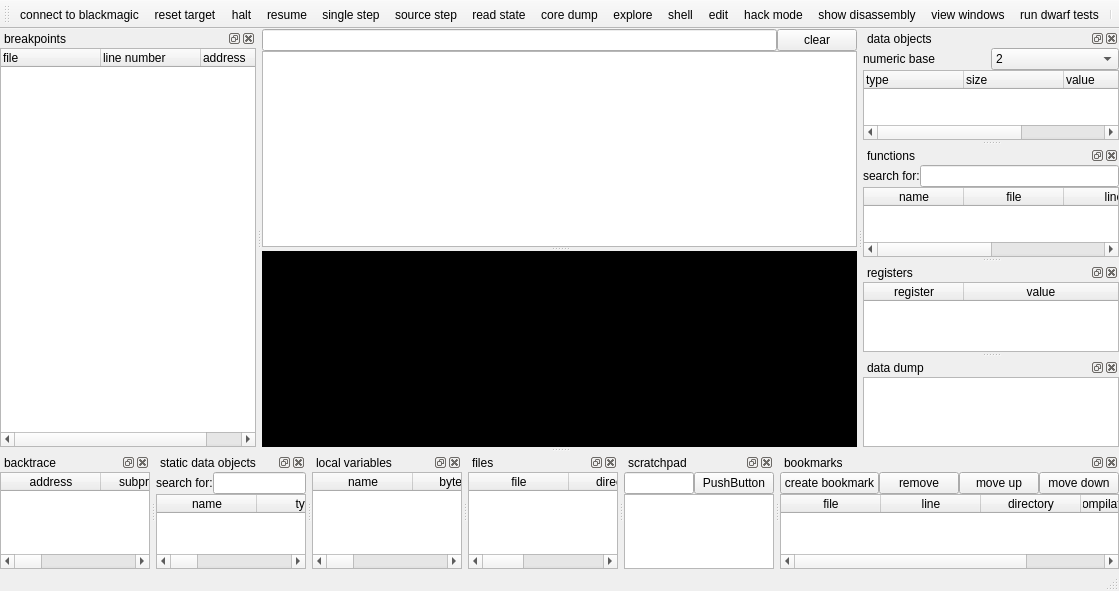
Old version of the form mainwindow.ui in the repository stoyan-shopov/troll.
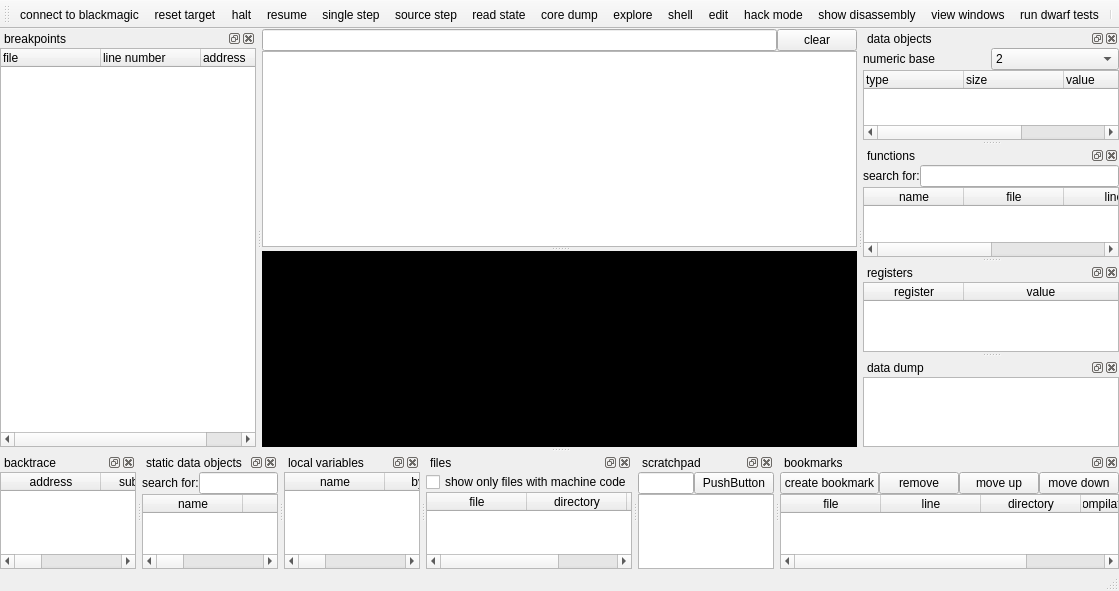
New version of the form.

Commit message: improve the behavior of the source-code files view

What changed in the file:
```diff
--- a/mainwindow.ui
+++ b/mainwindow.ui
@@ -628,6 +628,13 @@
      <property name="bottomMargin">
       <number>0</number>
      </property>
+     <item>
+      <widget class="QCheckBox" name="checkBoxShowOnlyFilesWithMachineCode">
+       <property name="text">
+        <string>show only files with machine code</string>
+       </property>
+      </widget>
+     </item>
      <item>
       <widget class="QTableWidget" name="tableWidgetFiles">
        <property name="alternatingRowColors">
```
The commit also changes 2 other files.
